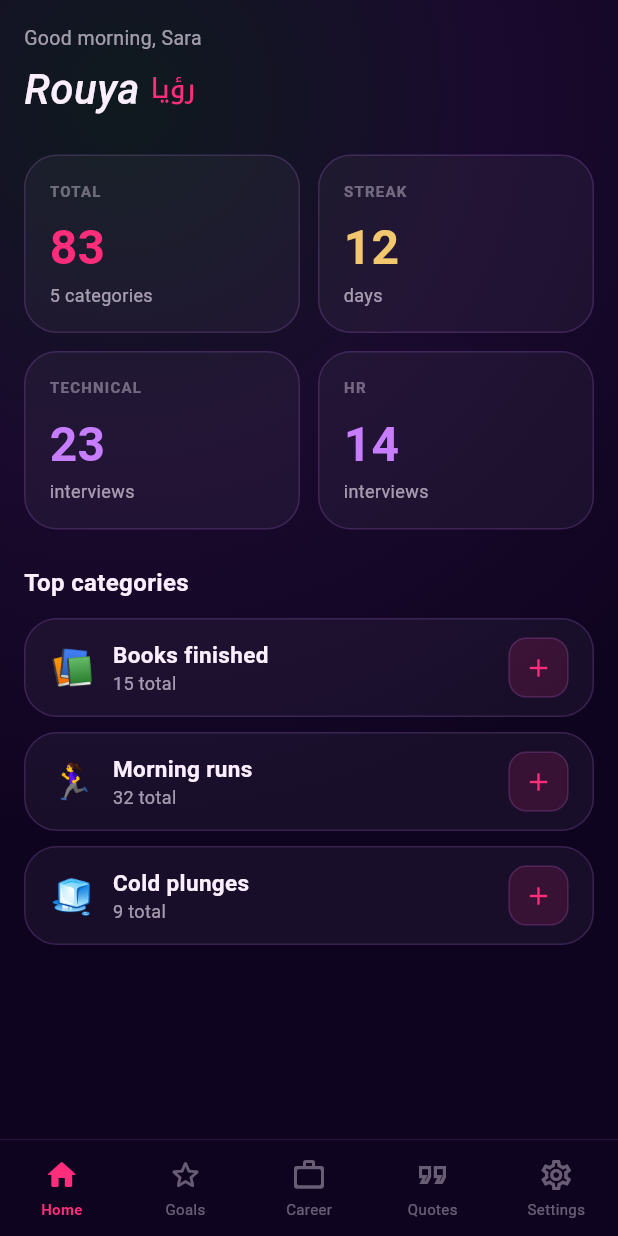
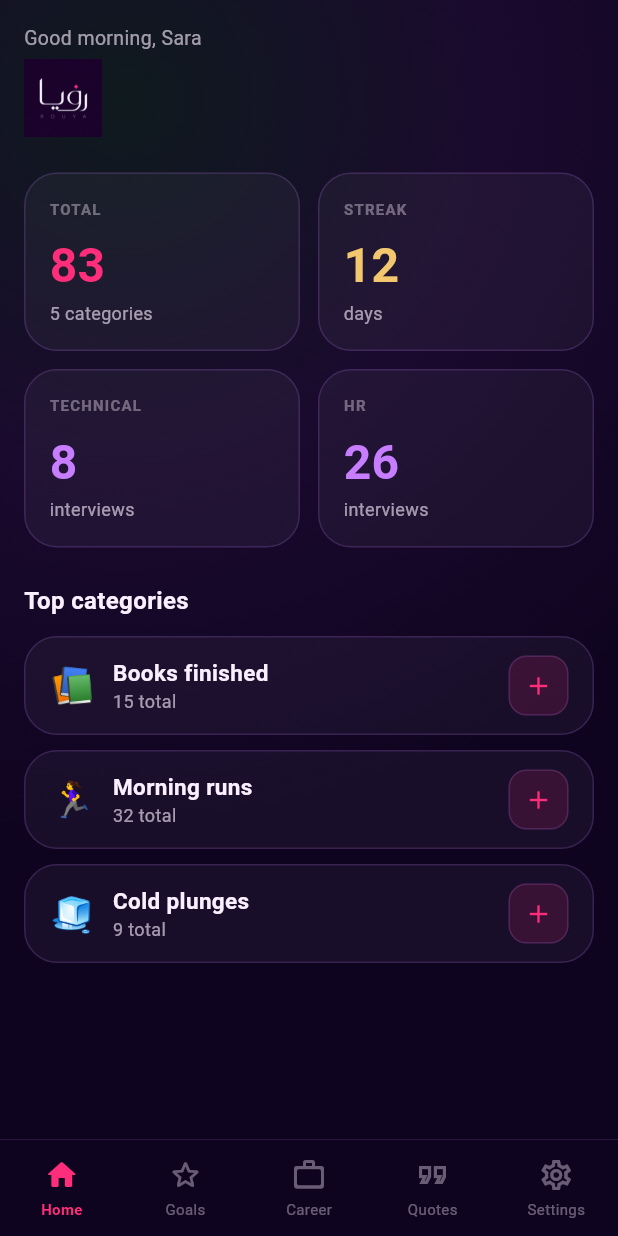
Before and after one commit to SaraMahran/rouya, a Flutter app: the screen it shows after launch, after a tap on the "add" icon, on a phone screen of 412 x 824 dp. Run offline on Flutter 3.47's test engine with Material 3 defaults, Android fonts, the phone set to English and light mode, and no system bars; our stand-ins replace image_picker, shared_preferences, supabase_flutter; accounts and stored records are empty; Roboto replaces fonts that are missing (Cormorant Garamond, Manrope).

Commit message:
feat: supabase integration, career tab, interview log, survey results, app icon, logo

```diff
--- a/lib/providers/app_state_provider.dart
+++ b/lib/providers/app_state_provider.dart
@@ -32,15 +32,9 @@ class AppStateProvider extends ChangeNotifier {
         CategoryModel(id: 'c4', name: 'Side project ships', emoji: '🚀', count: 6,  color: 'accent'),
         CategoryModel(id: 'c5', name: 'Open source PRs',    emoji: '🌿', count: 21, color: 'accent2'),
       ];
-      // interviews = InterviewModel(
-      //   technical: 23,
-      //   hr: 14,
-      //   streak: 12,
-      //   chart: [1, 0, 2, 1, 1, 0, 1, 2, 1, 1, 1, 2, 1, 1],
-      // );
       interviews = InterviewModel(
-        technical: 23,
-        hr: 14,
+        technical: 8,
+        hr: 26,
         streak: 12,
         chart: [1, 0, 2, 1, 1, 0, 1, 2, 1, 1, 1, 2, 1, 1],
         history: [
--- a/lib/screens/dashboard_screen.dart
+++ b/lib/screens/dashboard_screen.dart
@@ -25,19 +25,11 @@ class DashboardScreen extends StatelessWidget {
             const SizedBox(height: 4),
             Row(
               children: [
-                Text('Rouya ',
-                    style: TextStyle(
-                      color: t.text, fontSize: 28,
-                      fontFamily: 'Cormorant Garamond',
-                      fontStyle: FontStyle.italic,
-                      fontWeight: FontWeight.w500,
-                    )),
-                Text('رؤيا',
-                    style: TextStyle(
-                      color: t.accent, fontSize: 18,
-                      fontFamily: 'NotoKufiArabic',
-                      fontWeight: FontWeight.w500,
-                    )),
+                Image.asset(
+                  'assets/images/logo.png',
+                  height: 52,
+                  fit: BoxFit.contain,
+                ),
               ],
             ),
             const SizedBox(height: 24),
```
